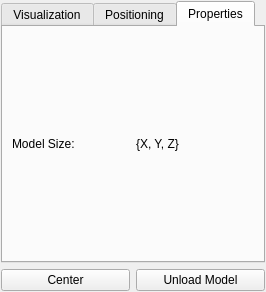
Before: the Qt Designer form Gorgon/src_ui/ui_dialog_model_visualization.ui in GorgonCryoEM/Gorgon, drawn with Qt 5.
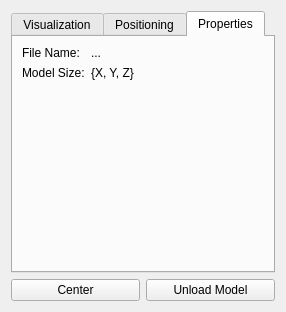
After: the same form once the commit is applied. The open tabs and pages were chosen to show the change. Custom widgets are drawn as their Qt base class.

Commit message: saving screen realestate

```diff
--- a/Gorgon/src_ui/ui_dialog_model_visualization.ui
+++ b/Gorgon/src_ui/ui_dialog_model_visualization.ui
@@ -5,34 +5,28 @@
    <rect>
     <x>0</x>
     <y>0</y>
-    <width>241</width>
-    <height>263</height>
+    <width>257</width>
+    <height>297</height>
    </rect>
   </property>
+  <property name="sizePolicy" >
+   <sizepolicy vsizetype="Maximum" hsizetype="Maximum" >
+    <horstretch>0</horstretch>
+    <verstretch>0</verstretch>
+   </sizepolicy>
+  </property>
   <property name="windowTitle" >
    <string>Visualization</string>
   </property>
   <layout class="QGridLayout" >
-   <property name="leftMargin" >
-    <number>1</number>
-   </property>
-   <property name="topMargin" >
-    <number>1</number>
-   </property>
-   <property name="rightMargin" >
-    <number>1</number>
-   </property>
-   <property name="bottomMargin" >
-    <number>1</number>
-   </property>
-   <property name="horizontalSpacing" >
-    <number>6</number>
-   </property>
-   <property name="verticalSpacing" >
-    <number>6</number>
-   </property>
-   <item row="0" column="0" colspan="2" >
+   <item row="0" column="0" >
     <widget class="QTabWidget" name="tabWidget" >
+     <property name="sizePolicy" >
+      <sizepolicy vsizetype="Maximum" hsizetype="Maximum" >
+       <horstretch>0</horstretch>
+       <verstretch>0</verstretch>
+      </sizepolicy>
+     </property>
      <property name="currentIndex" >
       <number>0</number>
      </property>
@@ -355,36 +349,101 @@
       </attribute>
       <layout class="QGridLayout" >
        <item row="0" column="0" >
+        <widget class="QLabel" name="label_2" >
+         <property name="sizePolicy" >
+          <sizepolicy vsizetype="Preferred" hsizetype="Maximum" >
+           <horstretch>0</horstretch>
+           <verstretch>0</verstretch>
+          </sizepolicy>
+         </property>
+         <property name="text" >
+          <string>File Name:</string>
+         </property>
+        </widget>
+       </item>
+       <item row="0" column="1" >
+        <widget class="QLabel" name="labelModelName" >
+         <property name="maximumSize" >
+          <size>
+           <width>200</width>
+           <height>16777215</height>
+          </size>
+         </property>
+         <property name="text" >
+          <string>...</string>
+         </property>
+         <property name="wordWrap" >
+          <bool>true</bool>
+         </property>
+        </widget>
+       </item>
+       <item row="1" column="0" >
         <widget class="QLabel" name="label" >
+         <property name="sizePolicy" >
+          <sizepolicy vsizetype="Preferred" hsizetype="Maximum" >
+           <horstretch>0</horstretch>
+           <verstretch>0</verstretch>
+          </sizepolicy>
+         </property>
          <property name="text" >
           <string>Model Size:</string>
          </property>
         </widget>
        </item>
-       <item row="0" column="1" >
+       <item row="1" column="1" >
         <widget class="QLabel" name="labelModelSize" >
          <property name="text" >
           <string>{X, Y, Z}</string>
          </property>
         </widget>
        </item>
+       <item row="2" column="0" >
+        <spacer>
+         <property name="orientation" >
+          <enum>Qt::Vertical</enum>
+         </property>
+         <property name="sizeHint" >
+          <size>
+           <width>20</width>
+           <height>40</height>
+          </size>
+         </property>
+        </spacer>
+       </item>
       </layout>
      </widget>
     </widget>
    </item>
    <item row="1" column="0" >
-    <widget class="QPushButton" name="pushButtonCenter" >
-     <property name="text" >
-      <string comment="Center the model" >Center</string>
-     </property>
-    </widget>
+    <layout class="QGridLayout" >
+     <item row="0" column="0" >
+      <widget class="QPushButton" name="pushButtonCenter" >
+       <property name="text" >
+        <string comment="Center the model" >Center</string>
+       </property>
+      </widget>
+     </item>
+     <item row="0" column="1" >
+      <widget class="QPushButton" name="pushButtonClose" >
+       <property name="text" >
+        <string comment="Close the model" >Unload Model</string>
+       </property>
+      </widget>
+     </item>
+    </layout>
    </item>
-   <item row="1" column="1" >
-    <widget class="QPushButton" name="pushButtonClose" >
-     <property name="text" >
-      <string comment="Close the model" >Unload Model</string>
+   <item row="2" column="0" >
+    <spacer>
+     <property name="orientation" >
+      <enum>Qt::Vertical</enum>
      </property>
-    </widget>
+     <property name="sizeHint" >
+      <size>
+       <width>20</width>
+       <height>40</height>
+      </size>
+     </property>
+    </spacer>
    </item>
   </layout>
  </widget>
```
Left out of the diff: 69 changed lines with no effect on the pictures. The commit also changes 2 other files.
